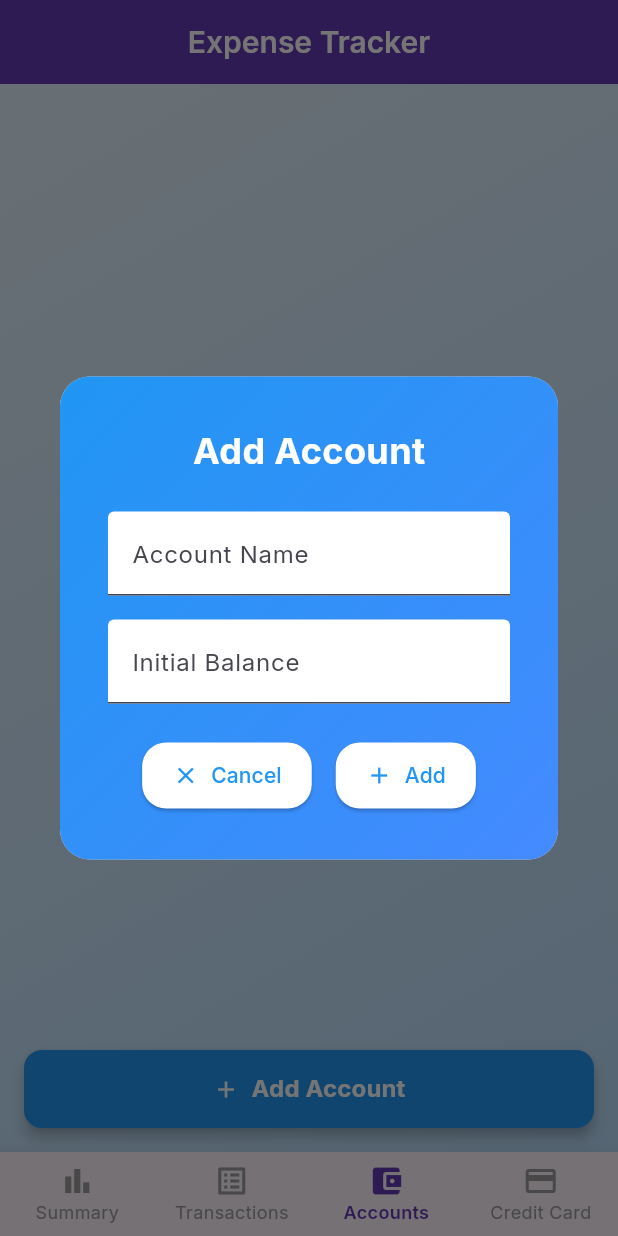
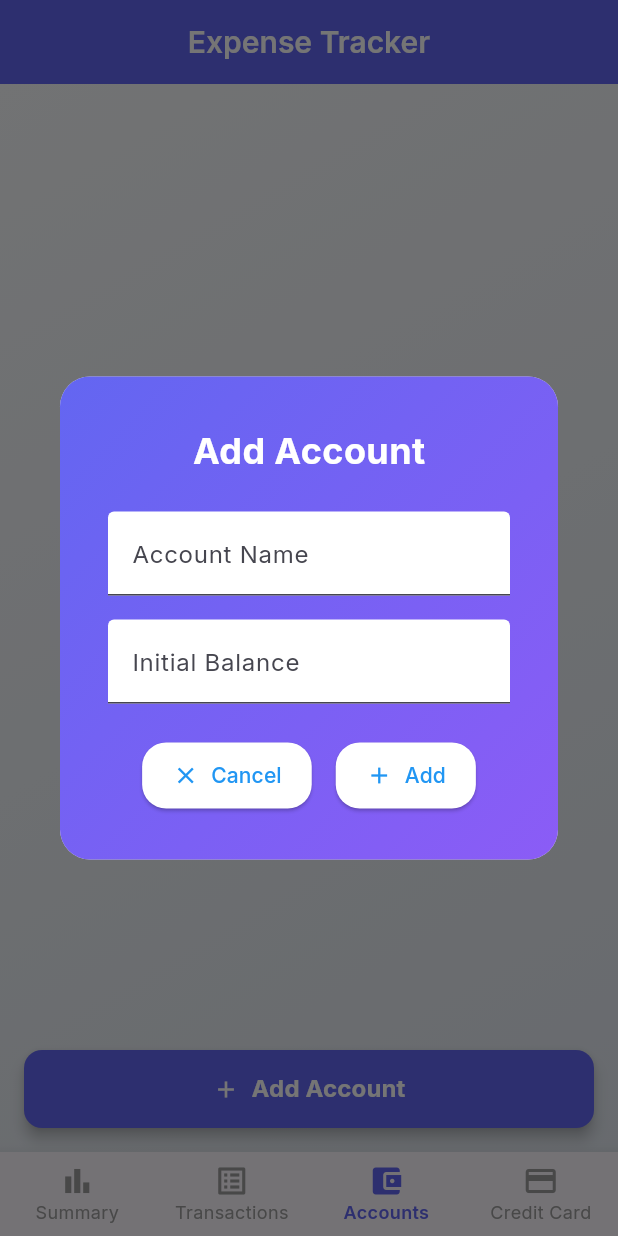
Before and after one commit to harshangowda84/expense_tracker, a Flutter app: the screen it shows after launch, item 3 of the bottom bar chosen, after a tap on "Add Account", on a phone screen of 412 x 824 dp. Run offline on Flutter 3.47's test engine with Material 3 defaults, Android fonts, the phone set to English and light mode, and no system bars; our stand-ins replace csv, fl_chart, google_fonts, shared_preferences.

Commit message:
Refactor color scheme across app to modern indigo and purple gradients; enhance UI consistency in HomeScreen, AccountsTab, CreditCardsTab, and TransactionsTab

```diff
--- a/lib/main.dart
+++ b/lib/main.dart
@@ -22,7 +22,7 @@ class ExpenseTrackerApp extends StatelessWidget {
         title: 'Expense Tracker',
         theme: ThemeData(
           colorScheme: ColorScheme.fromSeed(
-            seedColor: Colors.deepPurple,
+            seedColor: const Color(0xFF6366F1), // Modern indigo
             brightness: Brightness.light,
           ),
           useMaterial3: true,
@@ -33,7 +33,7 @@ class ExpenseTrackerApp extends StatelessWidget {
             shape: RoundedRectangleBorder(borderRadius: BorderRadius.circular(16)),
           ),
           appBarTheme: AppBarTheme(
-            backgroundColor: Colors.deepPurple,
+            backgroundColor: const Color(0xFF6366F1), // Modern indigo
             foregroundColor: Colors.white,
             elevation: 0,
             centerTitle: true,
@@ -102,7 +102,7 @@ class _HomeScreenState extends State<HomeScreen> {
             BottomNavigationBarItem(icon: Icon(Icons.account_balance_wallet), label: 'Accounts'),
             BottomNavigationBarItem(icon: Icon(Icons.credit_card), label: 'Credit Card'),
           ],
-          selectedItemColor: Colors.deepPurple,
+          selectedItemColor: const Color(0xFF6366F1), // Modern indigo
           unselectedItemColor: Colors.grey,
           showUnselectedLabels: true,
           type: BottomNavigationBarType.fixed,
--- a/lib/screens/accounts_tab.dart
+++ b/lib/screens/accounts_tab.dart
@@ -68,8 +68,8 @@ class AccountsTab extends StatelessWidget {
         child: Container(
           padding: const EdgeInsets.all(32),
           decoration: BoxDecoration(
-            gradient: LinearGradient(
-              colors: [Colors.blue, Colors.blueAccent],
+            gradient: const LinearGradient(
+              colors: [Color(0xFF6366F1), Color(0xFF8B5CF6)], // Modern indigo to purple
               begin: Alignment.topLeft,
               end: Alignment.bottomRight,
             ),
@@ -174,8 +174,8 @@ class AccountsTab extends StatelessWidget {
           child: Container(
             padding: const EdgeInsets.all(32),
             decoration: BoxDecoration(
-              gradient: LinearGradient(
-                colors: [Colors.blue, Colors.blueAccent],
+              gradient: const LinearGradient(
+                colors: [Color(0xFF6366F1), Color(0xFF8B5CF6)], // Modern indigo to purple
                 begin: Alignment.topLeft,
                 end: Alignment.bottomRight,
               ),
@@ -350,7 +350,7 @@ class AccountsTab extends StatelessWidget {
           padding: const EdgeInsets.all(24),
           decoration: BoxDecoration(
             gradient: const LinearGradient(
-              colors: [Colors.deepPurple, Colors.purpleAccent],
+              colors: [Color(0xFFEF4444), Color(0xFFEC4899)], // Modern red to pink for delete
               begin: Alignment.topLeft,
               end: Alignment.bottomRight,
             ),
@@ -419,7 +419,7 @@ class AccountsTab extends StatelessWidget {
     return Container(
       decoration: const BoxDecoration(
         gradient: LinearGradient(
-          colors: [Color(0xFFE3F2FD), Color(0xFFBBDEFB)],
+          colors: [Color(0xFFF8FAFC), Color(0xFFE2E8F0)], // Modern subtle gradient
           begin: Alignment.topLeft,
           end: Alignment.bottomRight,
         ),
@@ -569,7 +569,7 @@ class AccountsTab extends StatelessWidget {
                                             style: TextStyle(
                                               fontSize: 18,
                                               fontWeight: FontWeight.bold,
-                                              color: account.balance >= 0 ? Colors.blue : Colors.red,
+                                              color: account.balance >= 0 ? const Color(0xFF10B981) : const Color(0xFFEF4444), // Green/Red
                                             ),
                                           ),
                                           Text(
@@ -612,7 +612,7 @@ class AccountsTab extends StatelessWidget {
                                               style: const TextStyle(
                                                 fontSize: 16,
                                                 fontWeight: FontWeight.bold,
-                                                color: Colors.blue,
+                                                color: const Color(0xFF6366F1), // Modern indigo
                                               ),
                                             ),
                                             Text(
@@ -780,7 +780,7 @@ class AccountsTab extends StatelessWidget {
               ),
               onPressed: () => _showAddAccountDialog(context),
               style: ElevatedButton.styleFrom(
-                backgroundColor: Colors.blue,
+                backgroundColor: const Color(0xFF6366F1), // Modern indigo
                 foregroundColor: Colors.white,
                 minimumSize: const Size(double.infinity, 52),
                 shape: RoundedRectangleBorder(borderRadius: BorderRadius.circular(12)),
```
Also changed, not shown: lib/screens/credit_cards_tab.dart (+10 -10 lines), lib/screens/transactions_tab.dart (+36 -35 lines).
